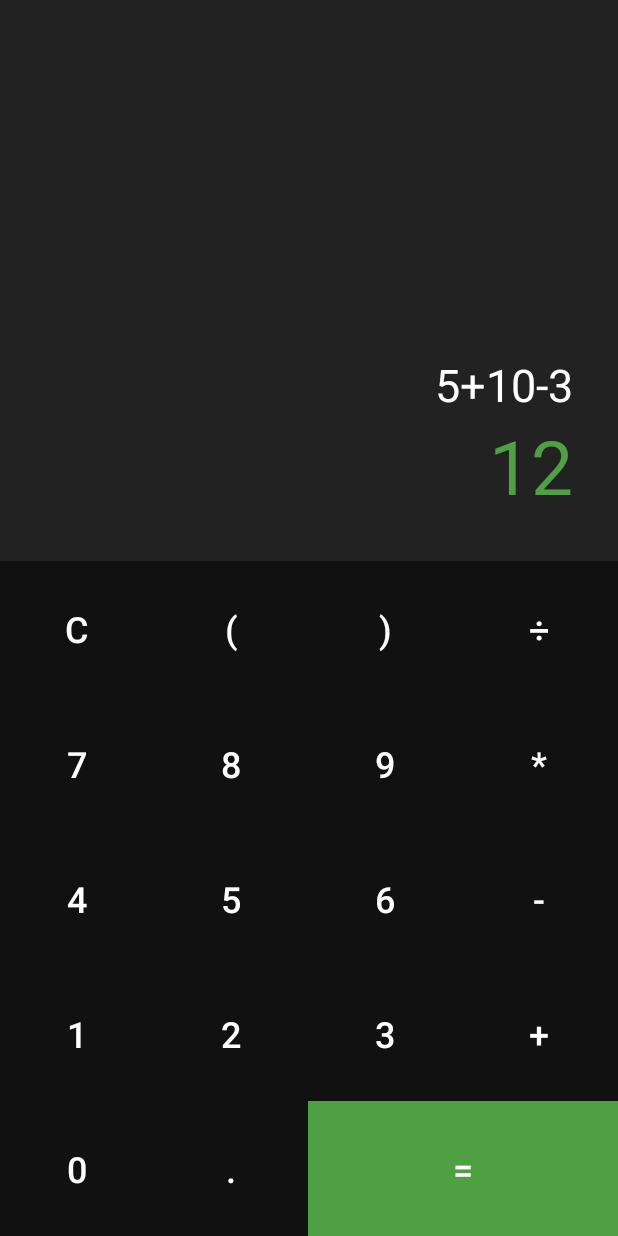
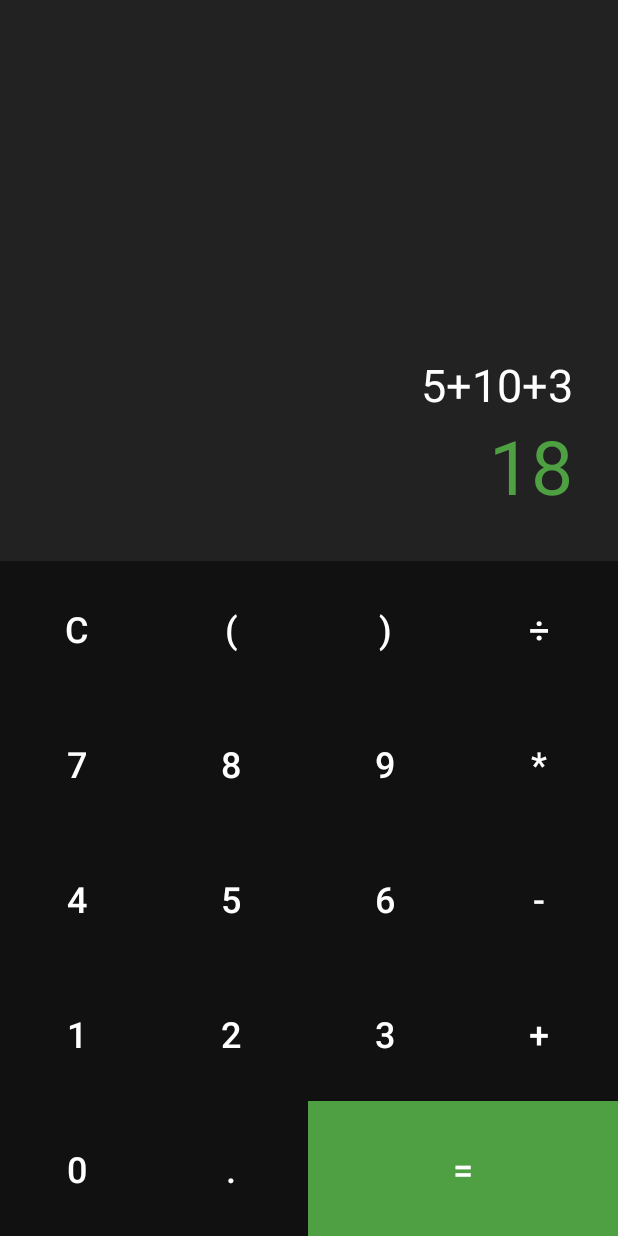
Before and after one commit to alex159alex/Kalkulacka, an Android app: the layout activity_main.xml on its own in the app's theme, with its tools: preview values and no code run, on a phone screen of 412 x 824 dp. Run offline under Robolectric (Android 15) with nearby library versions, the phone set to English and light mode, and no system bars.

Commit message:
initial commit

```diff
--- a/app/build.gradle
+++ b/app/build.gradle
@@ -3,7 +3,7 @@ plugins {
     id 'kotlin-android'
     id 'kotlin-android-extensions'
     id 'org.jetbrains.kotlin.android'
-    id 'kotlin-kapt'
+
 }
 
 android {
--- a/app/src/main/res/layout/activity_main.xml
+++ b/app/src/main/res/layout/activity_main.xml
@@ -8,7 +8,7 @@
     android:background="@color/window_background"
     tools:context=".MainActivity">
 
-    <!-- menu bar -->
+
 
 <LinearLayout
     android:layout_width="match_parent"
@@ -27,7 +27,7 @@
         android:gravity ="end"
         android:textSize ="30sp"
         android:textColor = "@color/white"
-        tools:text="5+10-3" />
+        tools:text="5+10+3" />
 
 
     <TextView
@@ -37,7 +37,7 @@
         android:gravity ="end"
         android:textSize ="50sp"
         android:textColor = "@color/green"
-        tools:text="12" />
+        tools:text="18" />
 
 </LinearLayout>
 
--- a/settings.gradle
+++ b/settings.gradle
@@ -12,5 +12,5 @@ dependencyResolutionManagement {
         mavenCentral()
     }
 }
-rootProject.name = "My Application"
+rootProject.name = "Kalkulacka"
 include ':app'
```
Also changed, not shown: app/src/main/java/com/example/myapplication/MainActivity.kt (+5 -3 lines).
